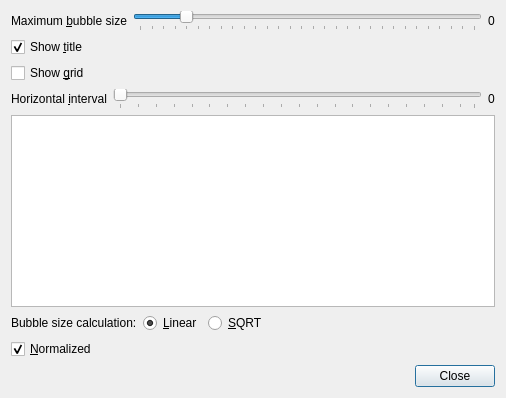
Before: the Qt Designer form ui_components/bubblechartproperties.ui in aakrosh/marva, drawn with Qt 5.
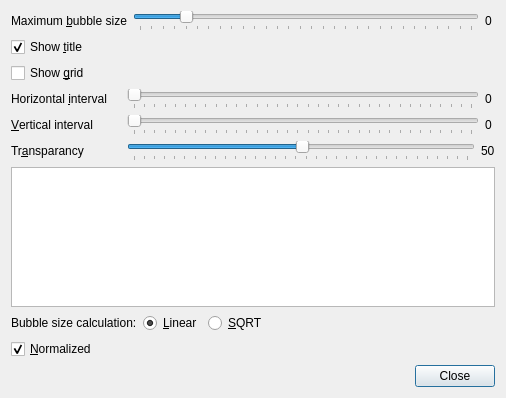
After: the same form once the commit is applied.

Commit message: Fixed bubble chart glitches in the case if taxonomy item has reads = 0 but sumReads > 0 + Number of dialog title fixes

Diff of the .ui file:
```diff
--- a/ui_components/bubblechartproperties.ui
+++ b/ui_components/bubblechartproperties.ui
@@ -53,6 +53,12 @@
      </item>
      <item>
       <widget class="QLabel" name="lNumber">
+       <property name="minimumSize">
+        <size>
+         <width>10</width>
+         <height>0</height>
+        </size>
+       </property>
        <property name="text">
         <string>0</string>
        </property>
@@ -81,6 +87,12 @@
     <layout class="QHBoxLayout" name="horizontalLayout_3">
      <item>
       <widget class="QLabel" name="label_3">
+       <property name="minimumSize">
+        <size>
+         <width>110</width>
+         <height>0</height>
+        </size>
+       </property>
        <property name="text">
         <string>Horizontal &amp;interval</string>
        </property>
@@ -98,12 +110,18 @@
         <enum>QSlider::TicksBelow</enum>
        </property>
        <property name="tickInterval">
-        <number>5</number>
+        <number>3</number>
        </property>
       </widget>
      </item>
      <item>
       <widget class="QLabel" name="label_4">
+       <property name="minimumSize">
+        <size>
+         <width>10</width>
+         <height>0</height>
+        </size>
+       </property>
        <property name="text">
         <string>0</string>
        </property>
@@ -111,6 +129,101 @@
      </item>
     </layout>
    </item>
+   <item>
+    <layout class="QHBoxLayout" name="horizontalLayout_4">
+     <item>
+      <widget class="QLabel" name="label_5">
+       <property name="minimumSize">
+        <size>
+         <width>110</width>
+         <height>0</height>
+        </size>
+       </property>
+       <property name="text">
+        <string>&amp;Vertical interval</string>
+       </property>
+       <property name="buddy">
+        <cstring>vertIntervalSlider</cstring>
+       </property>
+      </widget>
+     </item>
+     <item>
+      <widget class="QSlider" name="vertIntervalSlider">
+       <property name="orientation">
+        <enum>Qt::Horizontal</enum>
+       </property>
+       <property name="tickPosition">
+        <enum>QSlider::TicksBelow</enum>
+       </property>
+       <property name="tickInterval">
+        <number>3</number>
+       </property>
+      </widget>
+     </item>
+     <item>
+      <widget class="QLabel" name="label_6">
+       <property name="minimumSize">
+        <size>
+         <width>10</width>
+         <height>0</height>
+        </size>
+       </property>
+       <property name="text">
+        <string>0</string>
+       </property>
+      </widget>
+     </item>
+    </layout>
+   </item>
+   <item>
+    <layout class="QHBoxLayout" name="horizontalLayout_5">
+     <item>
+      <widget class="QLabel" name="label_7">
+       <property name="minimumSize">
+        <size>
+         <width>110</width>
+         <height>0</height>
+        </size>
+       </property>
+       <property name="text">
+        <string>Tr&amp;ansparancy</string>
+       </property>
+       <property name="buddy">
+        <cstring>bubbleTransparancySlider</cstring>
+       </property>
+      </widget>
+     </item>
+     <item>
+      <widget class="QSlider" name="bubbleTransparancySlider">
+       <property name="value">
+        <number>50</number>
+       </property>
+       <property name="orientation">
+        <enum>Qt::Horizontal</enum>
+       </property>
+       <property name="tickPosition">
+        <enum>QSlider::TicksBelow</enum>
+       </property>
+       <property name="tickInterval">
+        <number>3</number>
+       </property>
+      </widget>
+     </item>
+     <item>
+      <widget class="QLabel" name="label_8">
+       <property name="minimumSize">
+        <size>
+         <width>10</width>
+         <height>0</height>
+        </size>
+       </property>
+       <property name="text">
+        <string>50</string>
+       </property>
+      </widget>
+     </item>
+    </layout>
+   </item>
    <item>
     <widget class="QListView" name="lvDataSources">
      <property name="dragEnabled">
```
Left out of the diff: 60 changed lines with no effect on the pictures. The commit also changes 13 other files.
